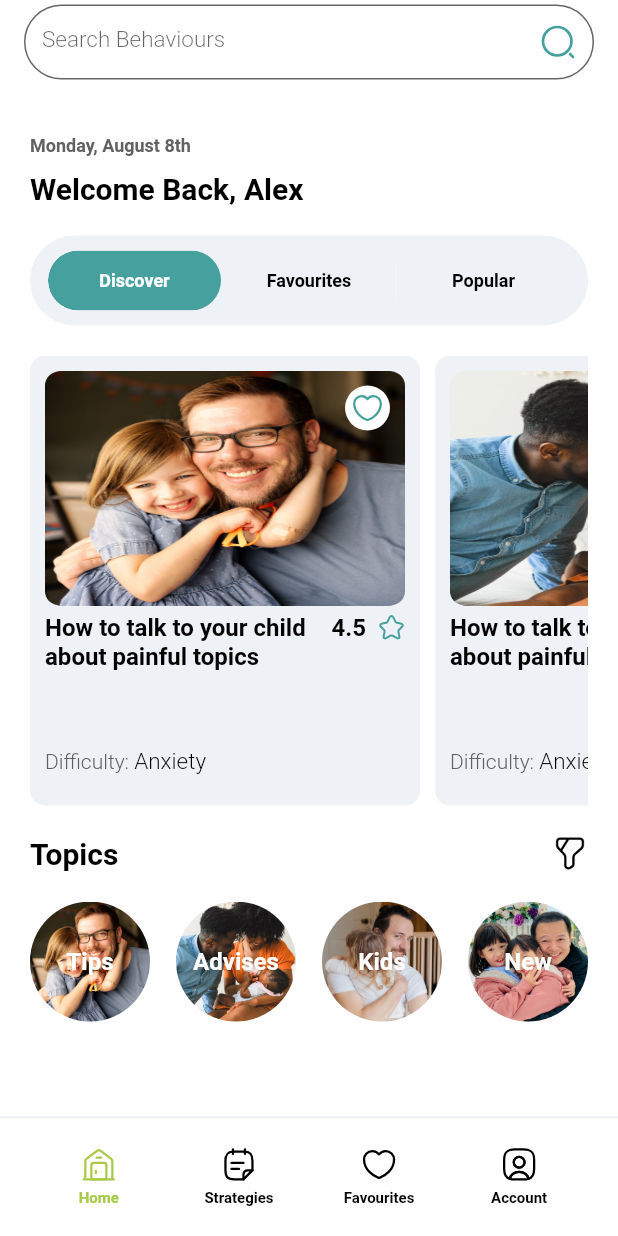
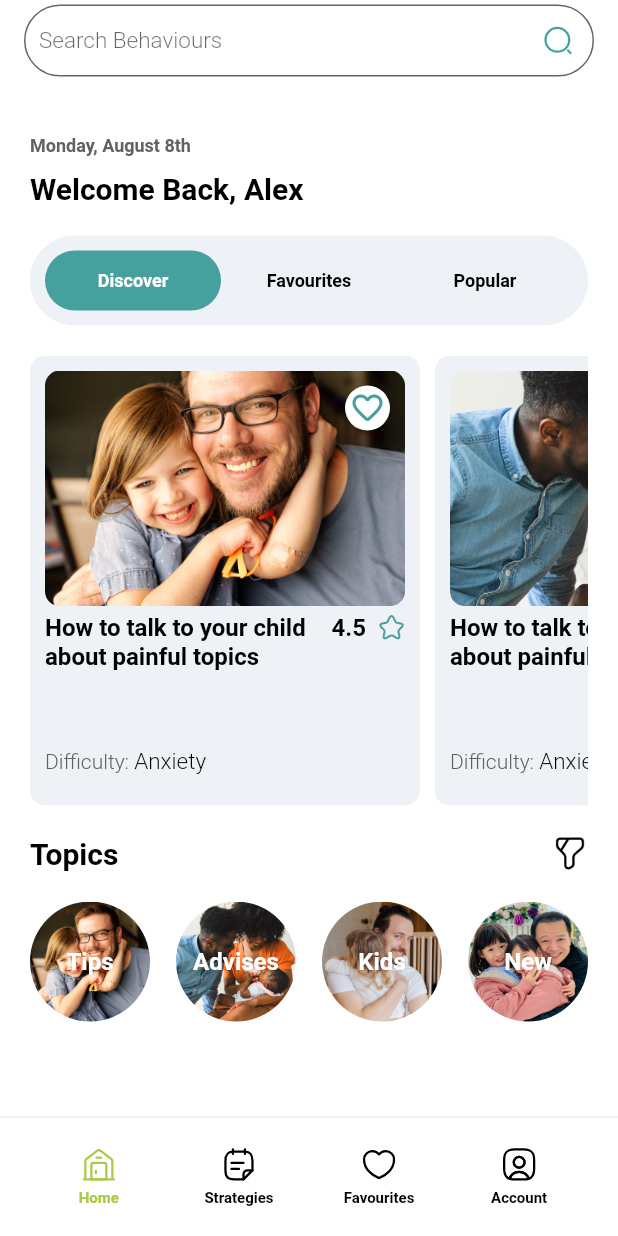
Before and after one commit to KamranAkbarKami/strategy_bank_app, a Flutter app: the HomePageView screen opened directly, after a tap on "Discover", on a phone screen of 412 x 824 dp. Run offline on Flutter 3.47's test engine with Material 2 defaults, Android fonts, the phone set to English and light mode, and no system bars; drawn by our look-alikes of toggle_switch; our stand-ins replace flutter_slidable, flutter_svg, get, get_storage, google_fonts; missing offline and left inert: otp_pin_field; accounts and stored records are empty; Roboto replaces fonts that are missing (San Francisco).

Commit message:
Changing Done.

```diff
--- a/lib/reusable_widgets/reusableTextFields.dart
+++ b/lib/reusable_widgets/reusableTextFields.dart
@@ -145,8 +145,10 @@ class TSearchField extends StatelessWidget {
     return TextFormField(
       controller: textEditingController,
       textAlignVertical: TextAlignVertical.center,
+      textAlign: TextAlign.left,
       style: formTextStyle,
       decoration: InputDecoration(
+        contentPadding: const EdgeInsets.symmetric(horizontal: 10,vertical: 10),
         filled: true,
         fillColor: cWhiteColor,
         labelStyle: formTextStyle,
@@ -157,7 +159,7 @@ class TSearchField extends StatelessWidget {
           borderSide: BorderSide(width: 0.2, color: cGreyColor),
         ),
         suffixIcon: Container(
-          padding: const EdgeInsets.symmetric(vertical: 5, horizontal: 12),
+          padding: const EdgeInsets.symmetric(vertical: 7, horizontal: 14),
           child: SvgPicture.asset(
             Assets.favourites.searchIcon,
             width: 20,
--- a/lib/screens/home/article/send_article/component/article_strategies_components.dart
+++ b/lib/screens/home/article/send_article/component/article_strategies_components.dart
@@ -1,7 +1,5 @@
 import 'package:flutter/material.dart';
 import 'package:flutter_svg/svg.dart';
-import 'package:toggle_switch/toggle_switch.dart';
-
 import '../../../../../gen/assets.gen.dart';
 import '../../../../../models/strategiesModel.dart';
 import '../../../../../utils/colors/colors.dart';
--- a/lib/screens/home/article/send_article/view/article_strategies.dart
+++ b/lib/screens/home/article/send_article/view/article_strategies.dart
@@ -21,6 +21,9 @@ class ArticleStrategies extends StatelessWidget {
       builder: (articleStrategiesController) {
         return Scaffold(
           appBar: ReusableAppBar(
+              onPressFunction: () {
+                Get.back();
+              },
               titleText: articleStrategiesController.selectedIndex == 0
                   ? "Strategies"
                   : "Review"),
--- a/lib/screens/home/home_page/components/home_page_components.dart
+++ b/lib/screens/home/home_page/components/home_page_components.dart
@@ -1,18 +1,25 @@
 import 'package:flutter/material.dart';
 import 'package:flutter_svg/flutter_svg.dart';
 import 'package:get/get.dart';
-import 'package:toggle_switch/toggle_switch.dart';
 
 import '../../../../gen/assets.gen.dart';
 import '../../../../models/strategiesModel.dart';
 import '../../../../utils/colors/colors.dart';
 import '../../../../utils/text_styles/textstyles.dart';
 
-class ToggleButtonComponent extends StatelessWidget {
-  Function(int?)? toggleSwitchFunction;
+class ToggleHomeScreenComponent extends StatelessWidget {
+  Function()? discoverToggleFunction,
+      favouritesToggleFunction,
+      popularToggleFunction;
+  int selectedIndex;
 
-  ToggleButtonComponent({Key? key, required this.toggleSwitchFunction})
-      : super(key: key);
+  ToggleHomeScreenComponent({
+    Key? key,
+    required this.discoverToggleFunction,
+    required this.favouritesToggleFunction,
+    required this.popularToggleFunction,
+    required this.selectedIndex,
+  }) : super(key: key);
 
   @override
   Widget build(BuildContext context) {
@@ -22,31 +29,77 @@ class ToggleButtonComponent extends StatelessWidget {
       height: 60,
       width: mediaSize.width,
       alignment: Alignment.center,
-      padding: const EdgeInsets.symmetric(vertical: 10, horizontal: 5),
+      padding: const EdgeInsets.symmetric(vertical: 10, horizontal: 10),
       decoration: BoxDecoration(
           color: cWhiteAccentColorThree,
           borderRadius: BorderRadius.circular(60)),
-      child: ToggleSwitch(
-        cornerRadius: 60.0,
-        activeBgColors: const [
-          [cPrimaryColor],
-          [cPrimaryColor],
-          [cPrimaryColor],
+      child: Row(
+        mainAxisSize: MainAxisSize.min,
+        children: [
+          Expanded(
+              child: GestureDetector(
+            onTap: discoverToggleFunction,
+            child: Container(
+              height: 60,
+              alignment: Alignment.center,
+              decoration: BoxDecoration(
+                  color: selectedIndex == 0
+                      ? cPrimaryColor
+                      : cWhiteAccentColorThree,
+                  borderRadius: BorderRadius.circular(60)),
+              child: Text(
+                "Discover",
+                style: TextStyle(
+                    fontFamily: "San Francisco",
+                    color: selectedIndex == 0 ? cWhiteColor : cBlackColor,
+                    fontSize: 12,
+                    fontWeight: FontWeight.w600),
+              ),
+            ),
+          )),
+          Expanded(
+              child: GestureDetector(
+            onTap: favouritesToggleFunction,
+            child: Container(
+              height: 60,
+              alignment: Alignment.center,
+              decoration: BoxDecoration(
+                  color: selectedIndex == 1
+                      ? cPrimaryColor
+                      : cWhiteAccentColorThree,
+                  borderRadius: BorderRadius.circular(60)),
+              child: Text(
+                "Favourites",
+                style: TextStyle(
+                    fontFamily: "San Francisco",
+                    color: selectedIndex == 1 ? cWhiteColor : cBlackColor,
+                    fontSize: 12,
+                    fontWeight: FontWeight.w600),
+              ),
+            ),
+          )),
+          Expanded(
+              child: GestureDetector(
+            onTap: popularToggleFunction,
+            child: Container(
+              height: 60,
+              alignment: Alignment.center,
+              decoration: BoxDecoration(
+                  color: selectedIndex == 2
+                      ? cPrimaryColor
+                      : cWhiteAccentColorThree,
+                  borderRadius: BorderRadius.circular(60)),
+              child: Text(
+                "Popular",
+                style: TextStyle(
+                    fontFamily: "San Francisco",
+                    color: selectedIndex == 2 ? cWhiteColor : cBlackColor,
+                    fontSize: 12,
+                    fontWeight: FontWeight.w600),
+              ),
+            ),
+          )),
         ],
-        customWidths: [
-          mediaSize.width * 0.28,
-          mediaSize.width * 0.28,
-          mediaSize.width * 0.28,
-        ],
-        activeFgColor: Colors.white,
-        inactiveBgColor: cWhiteAccentColorThree,
-        inactiveFgColor: cBlackColor,
-        initialLabelIndex: 0,
-        totalSwitches: 3,
-        customTextStyles: [toggleTextStyle, toggleTextStyle, toggleTextStyle],
-        labels: const ['Discover', 'Favourites', 'Popular'],
-        radiusStyle: true,
-        onToggle: toggleSwitchFunction,
       ),
     );
   }
@@ -86,13 +139,18 @@ class TopicsComponent extends StatelessWidget {
 
 class HomepageContentWidget extends StatelessWidget {
   StrategiesModel strategiesModel;
-  Function()? onTapFunction;
+  Function()? onTapFunction, favouriteFunction;
   String difficulty;
+  List<int> favouriteStrategyList;
+  int strategyIndex;
 
   HomepageContentWidget(
       {Key? key,
       required this.strategiesModel,
+      required this.favouriteStrategyList,
       required this.onTapFunction,
+      required this.favouriteFunction,
+      required this.strategyIndex,
       required this.difficulty})
       : super(key: key);
 
@@ -124,7 +182,9 @@ class HomepageContentWidget extends StatelessWidget {
                       borderRadius: BorderRadius.circular(10),
                       image: DecorationImage(
                           image: AssetImage(strategiesModel.articleImage),
-                          fit: BoxFit.fill)),
+                          fit: BoxFit.cover)),
+                  child: InkWell(
+                    onTap: favouriteFunction,
                     child: Container(
                       height: 30,
                       width: 30,
@@ -132,9 +192,12 @@ class HomepageContentWidget extends StatelessWidget {
                       alignment: Alignment.center,
                       decoration: const BoxDecoration(
                           shape: BoxShape.circle, color: cWhiteColor),
-                    child: SvgPicture.asset(
-                      Assets.commonIcons.heartIcon,
+                      child: Icon(
+                        favouriteStrategyList.contains(strategyIndex)
+                            ? Icons.favorite_rounded
+                            : Icons.favorite_border_rounded,
                         color: cPrimaryColor,
+                      ),
                     ),
                   ),
                 )),
--- a/lib/screens/home/home_page/controller/home_page_controller.dart
+++ b/lib/screens/home/home_page/controller/home_page_controller.dart
@@ -1,6 +1,39 @@
-import 'package:flutter/cupertino.dart';
+import 'dart:developer';
+
+import 'package:flutter/material.dart';
 import 'package:get/get.dart';
 
-class HomePageController extends GetxController{
+class HomePageController extends GetxController {
+  int selectedIndex = 0;
+  List<int> favouritesStrategiesList = [];
+
   TextEditingController searchFieldController = TextEditingController();
+
+  toggleDiscover() {
+    selectedIndex = 0;
+    update();
+    log("Discover Toggle");
+  }
+
+  toggleFavourites() {
+    selectedIndex = 1;
+    update();
+    log("Discover Favourites");
+  }
+
+  togglePopular() {
+    selectedIndex = 2;
+    update();
+    log("Discover Popular");
+  }
+
+  selectOrUnselectFavourite({required int strategiesIndex}) {
+    if (favouritesStrategiesList.contains(strategiesIndex)) {
+      favouritesStrategiesList.remove(strategiesIndex);
+      update();
+    } else {
+      favouritesStrategiesList.add(strategiesIndex);
+      update();
+    }
+  }
 }
--- a/lib/screens/home/home_page/view/home_page_view.dart
+++ b/lib/screens/home/home_page/view/home_page_view.dart
@@ -3,19 +3,15 @@
 import 'dart:developer';
 
 import 'package:flutter/material.dart';
-import 'package:flutter_svg/flutter_svg.dart';
 import 'package:get/get.dart';
-import 'package:strategy_bank_app/models/strategiesModel.dart';
-import 'package:toggle_switch/toggle_switch.dart';
-import 'package:strategy_bank_app/reusable_widgets/reusableTextFields.dart';
-import 'package:strategy_bank_app/screens/home/home_page/controller/home_page_controller.dart';
-import 'package:strategy_bank_app/utils/colors/colors.dart';
 
 import '../../../../gen/assets.gen.dart';
+import '../../../../models/strategiesModel.dart';
 import '../../../../reusable_widgets/reusable_appbar.dart';
 import '../../../../reusable_widgets/reusable_bottom_appbar.dart';
 import '../../../../utils/text_styles/textstyles.dart';
 import '../components/home_page_components.dart';
+import '../controller/home_page_controller.dart';
 
 class HomePageView extends StatelessWidget {
   const HomePageView({Key? key}) : super(key: key);
@@ -59,9 +55,17 @@ class HomePageView extends StatelessWidget {
                     SizedBox(
                       height: 20,
                     ),
-                    ToggleButtonComponent(
-                      toggleSwitchFunction: (index) {},
-                    ),
+                    ToggleHomeScreenComponent(
+                        selectedIndex: homePageController.selectedIndex,
+                        discoverToggleFunction: () {
+                          homePageController.toggleDiscover();
+                        },
+                        favouritesToggleFunction: () {
+                          homePageController.toggleFavourites();
+                        },
+                        popularToggleFunction: () {
+                          homePageController.togglePopular();
+                        }),
                     SizedBox(
                       height: 20,
                     ),
@@ -78,6 +82,13 @@ class HomePageView extends StatelessWidget {
                           ),
                           itemBuilder: (BuildContext context, int index) {
                             return HomepageContentWidget(
+                              favouriteFunction: () {
+                                homePageController.selectOrUnselectFavourite(
+                                    strategiesIndex: index);
+                              },
+                              favouriteStrategyList:
+                                  homePageController.favouritesStrategiesList,
+                              strategyIndex: index,
                               strategiesModel: strategiesList.elementAt(index),
                               difficulty: "Anxiety",
                               onTapFunction: () {},
@@ -96,10 +107,13 @@ class HomePageView extends StatelessWidget {
                           "Topics",
                           style: homePageUserNameTextStyle,
                         ),
-                        Image.asset(
-                          Assets.commonIcons.topicsFilter,
-                          height: 24,
-                          width: 24,
+                        InkWell(
+                          onTap: () {},
+                          child: Image.asset(
+                            Assets.commonIcons.topicsFilter,
+                            height: 24,
+                            width: 24,
+                          ),
                         ),
                       ],
                     ),
--- a/lib/screens/home/user_account/changePassword/view/change_password_enter_email_view.dart
+++ b/lib/screens/home/user_account/changePassword/view/change_password_enter_email_view.dart
@@ -25,6 +25,9 @@ class ChangePasswordView extends StatelessWidget {
     return Scaffold(
       appBar: ReusableAppBar(
         titleText: 'Change Password',
+        onPressFunction: () {
+          Get.back();
+        },
       ),
       bottomNavigationBar: CustomBottomAppBar(selectedIndex: 3),
       body: GetBuilder<ChangePasswordController>(
--- a/lib/screens/home/user_account/changePassword/view/check_email_view.dart
+++ b/lib/screens/home/user_account/changePassword/view/check_email_view.dart
@@ -20,6 +20,9 @@ class CheckEmailView extends StatelessWidget {
     Orientation mediaOrientation = MediaQuery.of(context).orientation;
     return Scaffold(
         appBar: ReusableAppBar(
+          onPressFunction: () {
+            Get.back();
+          },
           titleText: 'Change Password',
           showLeading: false,
         ),
--- a/lib/screens/home/user_account/changePassword/view/enter_change_new_password_view.dart
+++ b/lib/screens/home/user_account/changePassword/view/enter_change_new_password_view.dart
@@ -22,6 +22,9 @@ class ChangeNewPasswordScreen extends StatelessWidget {
         appBar: ReusableAppBar(
           titleText: 'Password',
           showLeading: true,
+          onPressFunction: () {
+            Get.back();
+          },
         ),
         bottomNavigationBar: CustomBottomAppBar(selectedIndex: 3),
         body: GetBuilder<ChangePasswordController>(
--- a/lib/screens/home/user_account/user_profile/view/user_account_view.dart
+++ b/lib/screens/home/user_account/user_profile/view/user_account_view.dart
@@ -17,7 +17,6 @@ class UserAccountView extends StatelessWidget {
   @override
   Widget build(BuildContext context) {
     Size mediaSize = MediaQuery.of(context).size;
-    Orientation mediaOrientation = MediaQuery.of(context).orientation;
     return Scaffold(
         appBar: ReusableAppBarTwo(titleText: "Account"),
         bottomNavigationBar: CustomBottomAppBar(selectedIndex: 3),
--- a/pubspec.yaml
+++ b/pubspec.yaml
@@ -20,7 +20,6 @@ dependencies:
   flutter_rating_bar: ^4.0.1
   otp_pin_field: ^1.1.1+2
   flutter_slidable: ^2.0.0
-  toggle_switch: ^2.0.1
 
 dev_dependencies:
   flutter_test:
```
Also changed, not shown: lib/reusable_widgets/reusable_appbar.dart (+8 -5 lines), lib/screens/home/article/suggest_strategies/view/suggest_strategies_screen.dart (+6 -1 lines), lib/screens/home/favourites/view/favourites_view.dart (+8 -7 lines), lib/screens/home/strategies/view/strategies_view.dart (+2 -7 lines), lib/screens/home/user_account/language_selection/view/language_selection_view.dart (+6 -1 lines), lib/screens/home/user_account/user_profile/controller/user_profile_controller.dart (+7 -1 lines), pubspec.lock. Lines whose indentation alone changed are shown as unchanged.
